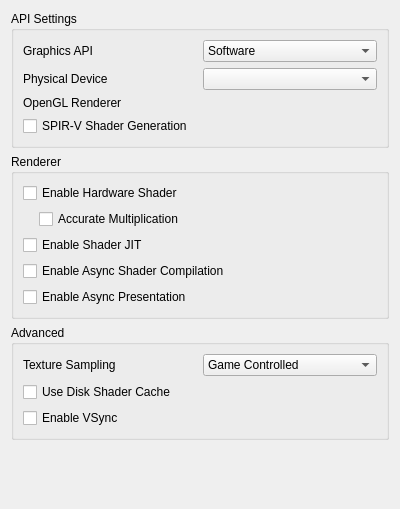
The window that src/citra_qt/configuration/configure_graphics.ui (PabloMK7/citra) describes before a commit, drawn with Qt 5.
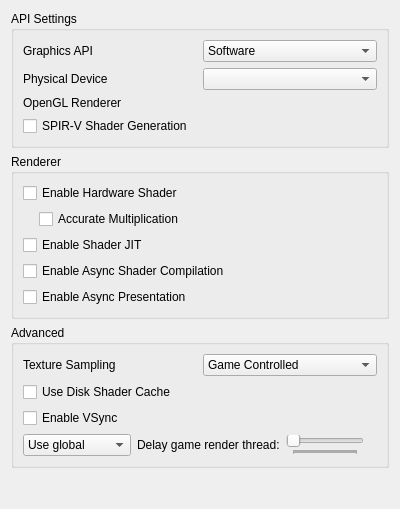
The same window after the commit.

Commit message:
Implement game render thread delay
More details: https://www.reddit.com/r/Citra/comments/1e1v4e1/fixing_luigis_mansion_2_performance_issues_once/

The edit to the form file:
```diff
--- a/src/citra_qt/configuration/configure_graphics.ui
+++ b/src/citra_qt/configuration/configure_graphics.ui
@@ -307,6 +307,83 @@
         </property>
        </widget>
       </item>
+      <item>
+        <widget class="QWidget" name="delay_render_layout" native="true">
+          <layout class="QHBoxLayout" name="delay_render_layout_inner">
+            <property name="leftMargin">
+              <number>0</number>
+            </property>
+            <property name="topMargin">
+              <number>0</number>
+            </property>
+            <property name="rightMargin">
+              <number>0</number>
+            </property>
+            <property name="bottomMargin">
+              <number>0</number>
+            </property>
+            <item>
+              <widget class="QComboBox" name="delay_render_combo">
+                <item>
+                  <property name="text">
+                    <string>Use global</string>
+                  </property>
+                </item>
+                <item>
+                  <property name="text">
+                    <string>Use per-game</string>
+                  </property>
+                </item>
+              </widget>
+            </item>
+            <item>
+              <widget class="QLabel" name="label_delay_render">
+                <property name="text">
+                  <string>Delay game render thread:</string>
+                </property>
+                <property name="toolTip">
+                  <string>&lt;html&gt;&lt;head/&gt;&lt;body&gt;&lt;p&gt;Delays the emulated game render thread the specified amount of milliseconds every time it submits render commands to the GPU.&lt;/p&gt;&lt;p&gt;Adjust this feature in the (very few) dynamic-fps games to fix performance issues.&lt;/p&gt;&lt;/body&gt;&lt;/html&gt;</string>
+                </property>
+              </widget>
+            </item>
+            <item>
+              <widget class="QSlider" name="delay_render_slider">
+                <property name="minimum">
+                  <number>0</number>
+                </property>
+                <property name="maximum">
+                  <number>16000</number>
+                </property>
+                <property name="singleStep">
+                  <number>100</number>
+                </property>
+                <property name="pageStep">
+                  <number>250</number>
+                </property>
+                <property name="value">
+                  <number>0</number>
+                </property>
+                <property name="orientation">
+                  <enum>Qt::Horizontal</enum>
+                </property>
+                <property name="tickPosition">
+                  <enum>QSlider::TicksBelow</enum>
+                </property>
+              </widget>
+            </item>
+            <item>
+              <widget class="QLabel" name="delay_render_display_label">
+                <property name="text">
+                  <string/>
+                </property>
+                <property name="alignment">
+                  <set>Qt::AlignRight|Qt::AlignTrailing|Qt::AlignVCenter</set>
+                </property>
+              </widget>
+            </item>
+          </layout>
+        </widget>
+      </item>
      </layout>
     </widget>
    </item>
```
The commit also changes 12 other files.
